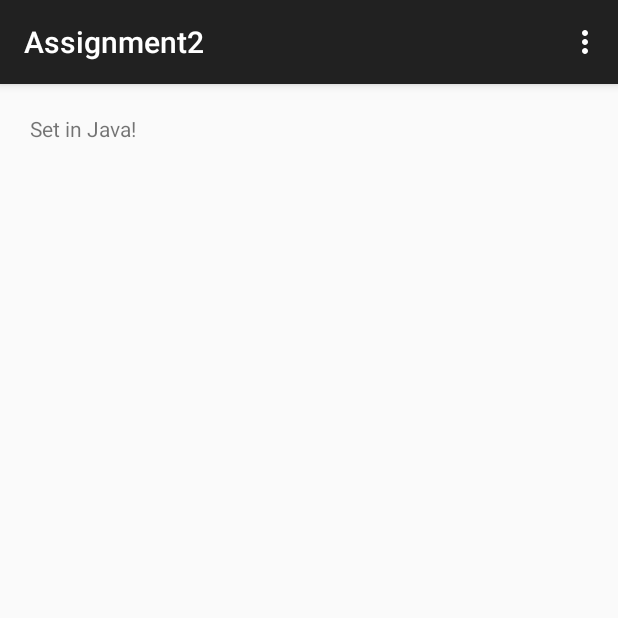
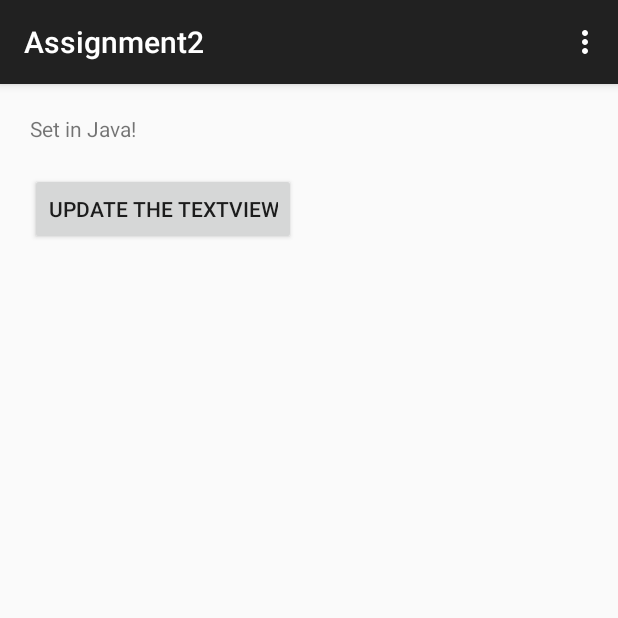
Before and after one commit to jjegbe01/MobileDev_Assignment2, an Android app: the screen it shows after launch (MainActivity), on a phone screen of 412 x 824 dp, the top half of it. Run offline under Robolectric (Android 15) with nearby library versions, the phone set to English and light mode, and no system bars.

Commit message:
Added a button to the main view, added a string to the string xml file.

```diff
--- a/MyApplication/app/src/main/res/layout/activity_main.xml
+++ b/MyApplication/app/src/main/res/layout/activity_main.xml
@@ -13,4 +13,13 @@
         android:layout_marginTop="20dp"
         android:text="@string/textview"/>
 
+    <!-- Set OnClickListener to trigger results when pressed -->
+    <Button
+        android:id="@+id/main_button"
+        android:layout_width="wrap_content"
+        android:layout_height="wrap_content"
+        android:layout_marginTop="20dp"
+        android:layout_marginLeft="20dp"
+        android:text="@string/button" />
+
 </LinearLayout>
--- a/MyApplication/app/src/main/res/values/strings.xml
+++ b/MyApplication/app/src/main/res/values/strings.xml
@@ -1,6 +1,6 @@
 <resources>
     <string name="app_name">Assignment2</string>
-
+    <string name="button">Update The TextView</string>
     <string name="textview">Hello world!</string>
     <string name="action_settings">Settings</string>
 </resources>
```
